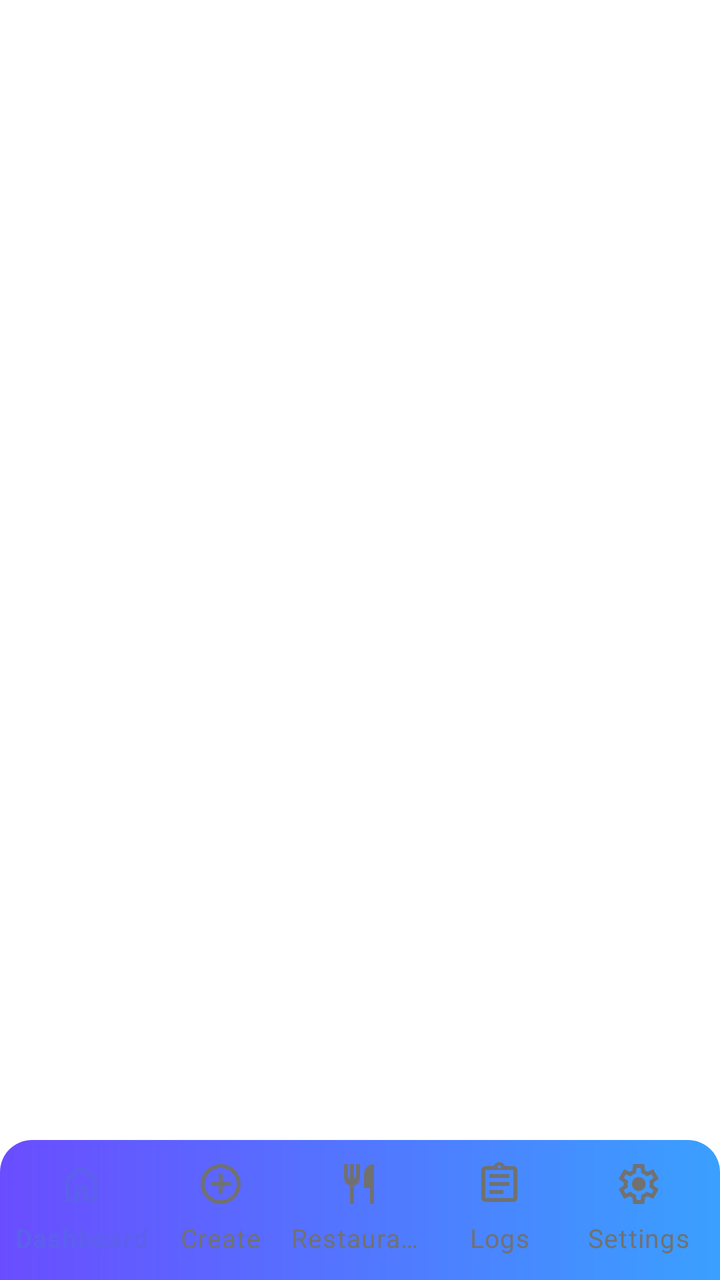
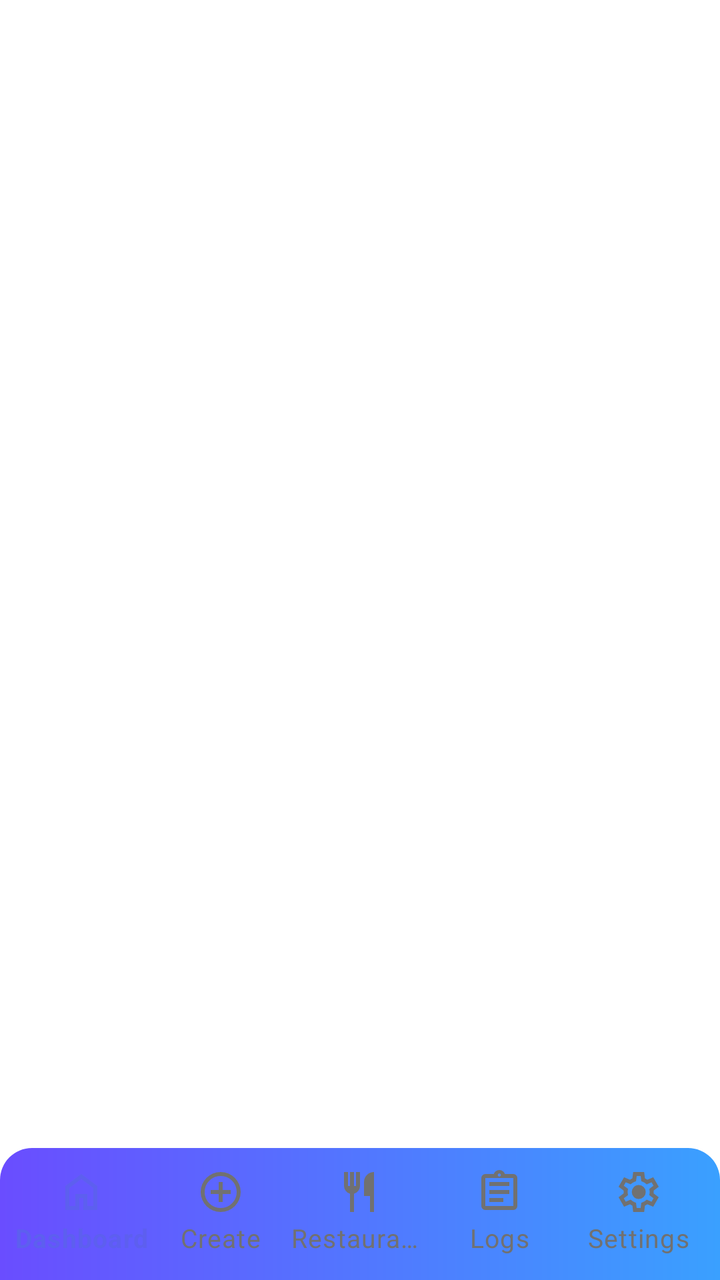

Two renders of the same Android screen: before a commit and after it. Below are the layout's source before the change and the commit's diff.
<!-- AndroidManifest.xml: application theme Theme.MasterDashboard -->
<!-- res/layout/activity_home.xml -->
<?xml version="1.0" encoding="utf-8"?>
<androidx.drawerlayout.widget.DrawerLayout
    xmlns:android="http://schemas.android.com/apk/res/android"
    xmlns:app="http://schemas.android.com/apk/res-auto"
    xmlns:tools="http://schemas.android.com/tools"
    android:id="@+id/drawerLayout"
    android:layout_width="match_parent"
    android:background="@color/white"
    android:layout_height="match_parent"
    tools:context=".home.HomeActivity">

    
    <androidx.constraintlayout.widget.ConstraintLayout
        android:layout_width="match_parent"
        android:layout_height="match_parent">

        
        <androidx.fragment.app.FragmentContainerView
            android:id="@+id/home_fragment_container"
            android:layout_width="0dp"
            android:layout_height="0dp"
            app:layout_constraintTop_toTopOf="parent"
            app:layout_constraintBottom_toTopOf="@id/host_bottom_nav"
            app:layout_constraintStart_toStartOf="parent"
            app:layout_constraintEnd_toEndOf="parent" />

        
        <com.google.android.material.bottomnavigation.BottomNavigationView
            android:id="@+id/host_bottom_nav"
            style="@style/CustomBottomNavigation"
            android:layout_width="0dp"
            android:layout_height="70dp"
            android:background="@drawable/bottom_nav_background"
            app:itemIconTint="@color/nav_item_color_state"
            app:itemTextColor="@color/nav_item_color_state"
            app:labelVisibilityMode="labeled"
            app:elevation="8dp"
            app:menu="@menu/bottom_nav_menu"
            app:layout_constraintBottom_toBottomOf="parent"
            app:layout_constraintStart_toStartOf="parent"
            app:layout_constraintEnd_toEndOf="parent"/>

    </androidx.constraintlayout.widget.ConstraintLayout>

    

    <com.google.android.material.navigation.NavigationView
        android:id="@+id/navigationView"
        android:layout_width="wrap_content"
        android:layout_height="match_parent"
        android:layout_gravity="start"
        android:background="@color/white"
        app:headerLayout="@layout/drawer_header"
        app:menu="@menu/drawer_menu"
        app:itemIconTint="#5B3FFF"
        app:itemTextColor="#222222"
        app:itemBackground="@drawable/bg_drawer_item" />

</androidx.drawerlayout.widget.DrawerLayout>
<!-- res/layout/drawer_header.xml (included above) -->
<?xml version="1.0" encoding="utf-8"?>
<LinearLayout xmlns:android="http://schemas.android.com/apk/res/android"
    android:layout_width="match_parent"
    android:layout_height="wrap_content"
    android:orientation="vertical"
    android:gravity="center_horizontal"
    android:padding="24dp"
    android:background="#F8F9FD">

    <com.google.android.material.imageview.ShapeableImageView
        android:id="@+id/imgProfile"
        android:layout_width="72dp"
        android:layout_height="72dp"
        android:src="@drawable/person"
        android:scaleType="centerCrop"/>

    <TextView
        android:id="@+id/tvAdminTitle"
        android:layout_width="wrap_content"
        android:layout_height="wrap_content"
        android:text="Admin Panel"
        android:textStyle="bold"
        android:textSize="18sp"
        android:textColor="#111111"
        android:layout_marginTop="14dp"/>

    <TextView
        android:id="@+id/tvWelcome"
        android:layout_width="wrap_content"
        android:layout_height="wrap_content"
        android:text="Welcome Admin"
        android:textSize="14sp"
        android:textColor="#777777"
        android:layout_marginTop="4dp"/>

</LinearLayout>
<!-- resources referenced by this layout -->
<resources>
  <color name="white">#FFFFFFFF</color>
  <!-- drawable bg_drawer_item (drawable) -->
  <?xml version="1.0" encoding="utf-8"?>
  <selector xmlns:android="http://schemas.android.com/apk/res/android">
  
      <item android:state_checked="true">
          <shape>
              <solid android:color="#F0EDFF"/>
              <corners android:radius="12dp"/>
          </shape>
      </item>
  
      <item>
          <shape>
              <solid android:color="@android:color/transparent"/>
              <corners android:radius="12dp"/>
          </shape>
      </item>
  
  </selector>
  <!-- drawable bottom_nav_background (drawable) -->
  <?xml version="1.0" encoding="utf-8"?>
  <shape xmlns:android="http://schemas.android.com/apk/res/android" android:shape="rectangle">
      
      <corners android:topLeftRadius="16dp" android:topRightRadius="16dp" />
  
      
      <gradient
          android:angle="0"
          android:startColor="#6A4DFF"
          android:endColor="#3AA0FF"
          android:type="linear" />
  
      
      <padding android:left="6dp" android:top="6dp" android:right="6dp" android:bottom="6dp" />
  </shape>
  <!-- drawable person: png bitmap (drawable, 31471 bytes) -->
  <style name="CustomBottomNavigation" parent="Widget.MaterialComponents.BottomNavigationView">
  
          
          <item name="itemTextAppearanceActive">@style/BottomNavText</item>
          <item name="itemTextAppearanceInactive">@style/BottomNavText</item>
  
  
  
  
  
      </style>
  <style name="Theme.MasterDashboard" parent="Base.Theme.MasterDashboard" />
  
  
  
      // For EditText Outline color
  <style name="BottomNavText" parent="TextAppearance.MaterialComponents.Caption">
          <item name="android:textSize">13sp</item>
      </style>
  <style name="Base.Theme.MasterDashboard" parent="Theme.Material3.DayNight.NoActionBar">
          
          
      </style>
</resources>

<!-- the commit's change to res/layout/activity_home.xml (unified diff, before → after) -->
@@ -7,7 +7,7 @@
     android:layout_width="match_parent"
     android:background="@color/white"
     android:layout_height="match_parent"
-    tools:context=".home.HomeActivity">
+    tools:context=".master_dash.home.HomeActivity">
 
     
     <androidx.constraintlayout.widget.ConstraintLayout
@@ -29,7 +29,7 @@
             android:id="@+id/host_bottom_nav"
             style="@style/CustomBottomNavigation"
             android:layout_width="0dp"
-            android:layout_height="70dp"
+            android:layout_height="wrap_content"
             android:background="@drawable/bottom_nav_background"
             app:itemIconTint="@color/nav_item_color_state"
             app:itemTextColor="@color/nav_item_color_state"
